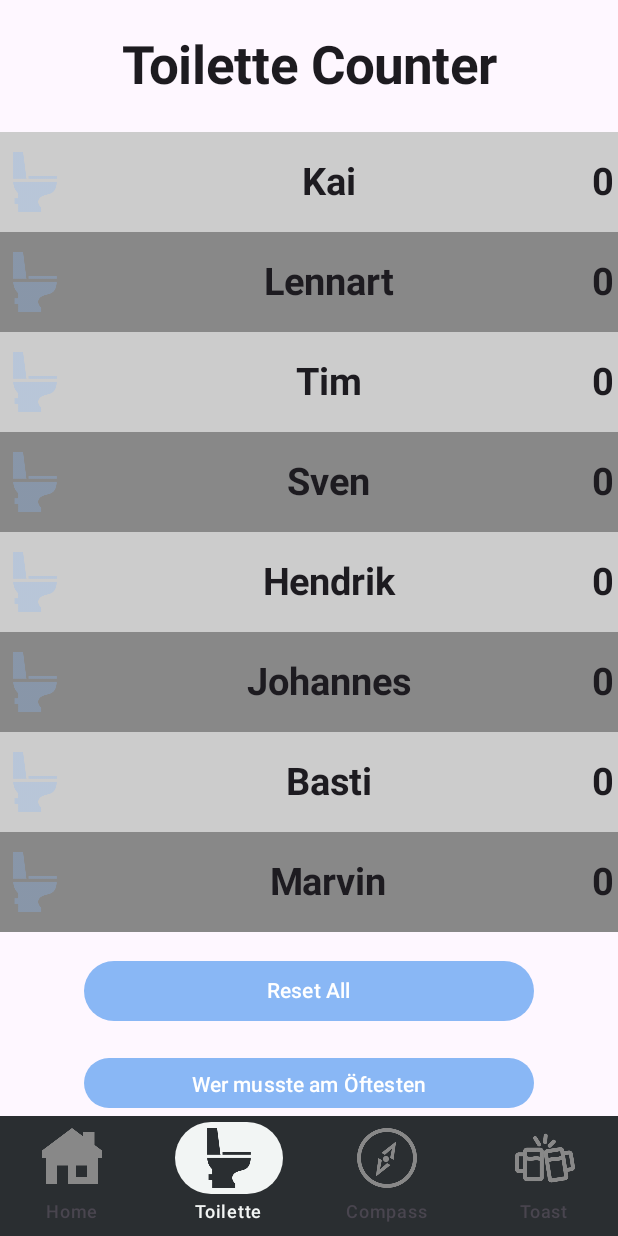
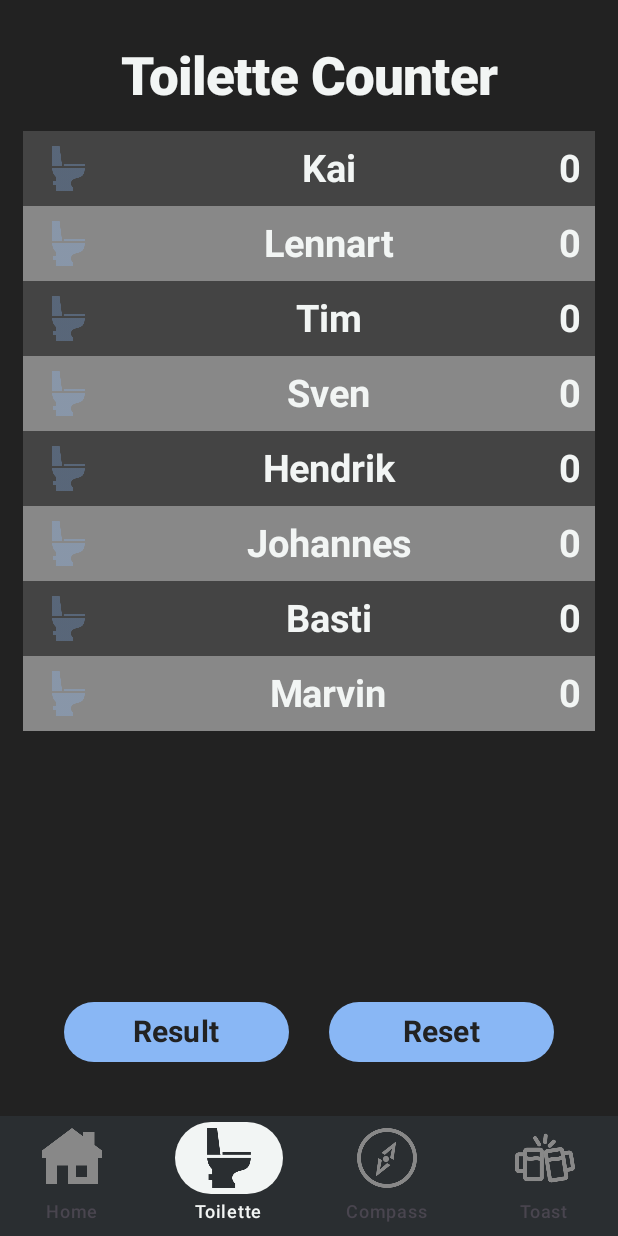
Before and after one commit to Trueffel-Hub/Trueffel-App, an Android app built with Jetpack Compose: the ToiletteScreen screen opened through its navigation route, on a phone screen of 412 x 824 dp. Run offline under Robolectric (Android 15) with nearby library versions, the light colour scheme and no system bars.

Commit message:
rework toilette screen

```diff
--- a/app/src/main/java/com/example/trueffel_app/ui/screens/ToiletteScreen.kt
+++ b/app/src/main/java/com/example/trueffel_app/ui/screens/ToiletteScreen.kt
@@ -1,18 +1,29 @@
-import android.os.Bundle
-import androidx.activity.ComponentActivity
-import androidx.activity.compose.setContent
 import androidx.compose.foundation.Image
 import androidx.compose.foundation.background
 import androidx.compose.foundation.clickable
-import androidx.compose.foundation.layout.*
+import androidx.compose.foundation.layout.Arrangement
+import androidx.compose.foundation.layout.Box
+import androidx.compose.foundation.layout.Column
+import androidx.compose.foundation.layout.Row
+import androidx.compose.foundation.layout.Spacer
+import androidx.compose.foundation.layout.fillMaxSize
+import androidx.compose.foundation.layout.fillMaxWidth
+import androidx.compose.foundation.layout.height
+import androidx.compose.foundation.layout.padding
+import androidx.compose.foundation.layout.size
+import androidx.compose.foundation.layout.width
 import androidx.compose.foundation.lazy.LazyColumn
-import androidx.compose.foundation.lazy.LazyRow
-import androidx.compose.foundation.lazy.grid.GridCells
-import androidx.compose.foundation.lazy.grid.LazyVerticalGrid
-import androidx.compose.foundation.lazy.grid.items
 import androidx.compose.foundation.lazy.itemsIndexed
-import androidx.compose.material3.*
-import androidx.compose.runtime.*
+import androidx.compose.material3.AlertDialog
+import androidx.compose.material3.Button
+import androidx.compose.material3.ButtonDefaults
+import androidx.compose.material3.Text
+import androidx.compose.material3.TextButton
+import androidx.compose.runtime.Composable
+import androidx.compose.runtime.getValue
+import androidx.compose.runtime.mutableStateOf
+import androidx.compose.runtime.remember
+import androidx.compose.runtime.setValue
 import androidx.compose.ui.Alignment
 import androidx.compose.ui.Modifier
 import androidx.compose.ui.graphics.Color
@@ -21,9 +32,13 @@ import androidx.compose.ui.text.font.FontWeight
 import androidx.compose.ui.text.style.TextAlign
 import androidx.compose.ui.unit.dp
 import androidx.compose.ui.unit.sp
-import com.example.trueffel_app.R
 import com.example.trueffel_app.ui.viewmodel.Profile
 import com.example.trueffel_app.ui.viewmodel.ToiletteViewModel
+import com.geeksforgeeks.demo.utils.CustomColors
+import com.geeksforgeeks.demo.utils.CustomColors.ButtonBlue
+import com.geeksforgeeks.demo.utils.CustomColors.ColumnColor1
+import com.geeksforgeeks.demo.utils.CustomColors.ColumnColor2
+import com.geeksforgeeks.demo.utils.CustomColors.ShadowedWhite
 
 
 @Composable
@@ -31,50 +46,84 @@ fun ToiletteScreen(viewModel: ToiletteViewModel) {
     var showDialog by remember { mutableStateOf(false) }
     var showDialogWinner by remember { mutableStateOf(false) }
     var highestProfiles by remember { mutableStateOf<List<Profile>>(emptyList()) }
+    Box(
+        modifier = Modifier
+            .fillMaxSize()
+            .background(CustomColors.StandardGrey),
+        contentAlignment = Alignment.Center
+    ) {
 
-
-    Column(modifier = Modifier.fillMaxSize()) {
+        Column(
+            modifier = Modifier
+                .fillMaxSize()
+                .padding(15.dp)
+        ) {
             Text(
                 text = "Toilette Counter",
+                color = CustomColors.ShadowedWhite,
+                fontSize = 35.sp,
+                fontWeight = FontWeight.ExtraBold,
                 textAlign = TextAlign.Center,
-            fontSize = 35.sp,
-            fontWeight = FontWeight.Bold,
                 modifier = Modifier
                     .fillMaxWidth()
-                .padding(23.dp)
+                    .padding(15.dp)
             )
             LazyColumn {
                 itemsIndexed(viewModel.profiles) { index, profile ->
                     ProfileRow(profile, index) { clickedProfile ->
-                    println("Clicked: ${clickedProfile.name}")
                         viewModel.profiles[index] =
                             clickedProfile.copy(counter = clickedProfile.counter + 1)
                     }
                 }
+
             }
-        Column(
-            modifier = Modifier.fillMaxWidth(),
-            horizontalAlignment = Alignment.CenterHorizontally
+        }
+
+            Box(
+                modifier = Modifier
+                    .fillMaxSize()
+                    .padding(bottom = 32.dp),
+                contentAlignment = Alignment.BottomCenter
             ) {
-            Button(
-                onClick = { showDialog = true },
-                colors = ButtonDefaults.buttonColors(containerColor = Color(0xFF89B7F5)),
+                Row(
                     modifier = Modifier
-                    .width(300.dp)
-                    .padding(vertical = 15.dp)
-            ) { Text("Reset All") }
+                        .fillMaxWidth()
+                        .padding(horizontal = 16.dp),
+                    horizontalArrangement = Arrangement.SpaceEvenly
+                ) {
 
                     Button(
                         onClick = {
                             showDialogWinner = true
                             highestProfiles = getPlayersWithHighestCounter(viewModel.profiles)
                         },
-                colors = ButtonDefaults.buttonColors(containerColor = Color(0xFF89B7F5)),
+                        colors = ButtonDefaults.buttonColors(containerColor = ButtonBlue),
                         modifier = Modifier
-                    .width(300.dp)
-                    .padding(vertical = 5.dp)
+                            .width(150.dp)
                     ) {
-                Text("Wer musste am Öftesten")
+                        Text(
+                            "Result",
+                            color = CustomColors.ButtonTextColor,
+                            fontSize = 20.sp,
+                            fontWeight = FontWeight.Bold
+                        )
+                    }
+
+
+                    Button(
+                        onClick = { showDialog = true },
+                        colors = ButtonDefaults.buttonColors(containerColor = ButtonBlue),
+                        modifier = Modifier
+                            .width(150.dp)
+
+                    ) {
+                        Text(
+                            "Reset",
+                            color = CustomColors.ButtonTextColor,
+                            fontSize = 20.sp,
+                            fontWeight = FontWeight.Bold
+                        )
+                    }
                 }
             }
 
@@ -133,7 +182,7 @@ fun ToiletteScreen(viewModel: ToiletteViewModel) {
 
 @Composable
 fun ProfileRow(profile: Profile, index: Int, onClick: (Profile) -> Unit) {
-    val backgroundColor = if (index % 2 == 0) Color.LightGray else Color.Gray
+    val backgroundColor = if (index % 2 == 0) ColumnColor1 else ColumnColor2
 
 
     Row(
@@ -141,8 +190,9 @@ fun ProfileRow(profile: Profile, index: Int, onClick: (Profile) -> Unit) {
             .fillMaxWidth()
             .clickable { onClick(profile) }
             .background(backgroundColor)
-            .padding(3.dp)
-            .height(60.dp),
+            .height(50.dp)
+            .padding(10.dp),
+
 
         verticalAlignment = Alignment.CenterVertically,
         horizontalArrangement = Arrangement.SpaceBetween
@@ -154,9 +204,19 @@ fun ProfileRow(profile: Profile, index: Int, onClick: (Profile) -> Unit) {
             alpha = 0.3f
         )
         Spacer(modifier = Modifier.width(10.dp))
-        Text(text = profile.name, fontSize = 25.sp, fontWeight = FontWeight.Bold)
+        Text(
+            text = profile.name,
+            fontSize = 25.sp,
+            fontWeight = FontWeight.Bold,
+            color = ShadowedWhite
+        )
         Spacer(modifier = Modifier.width(10.dp))
-        Text(text = profile.counter.toString(), fontSize = 25.sp, fontWeight = FontWeight.Bold)
+        Text(
+            text = profile.counter.toString(),
+            fontSize = 25.sp,
+            fontWeight = FontWeight.Bold,
+            color = ShadowedWhite
+        )
     }
 }
 
--- a/app/src/main/java/com/example/trueffel_app/utils/Constants.kt
+++ b/app/src/main/java/com/example/trueffel_app/utils/Constants.kt
@@ -54,4 +54,10 @@ object CustomColors{
     @Stable
     val ButtonTextColor = Color(0xFF222222)
 
+
+    @Stable
+    val ColumnColor1 = Color(0xFF444444)
+
+    @Stable
+    val ColumnColor2 = Color(0xFF888888)
 }
```
Lines whose indentation alone changed are shown as unchanged.
